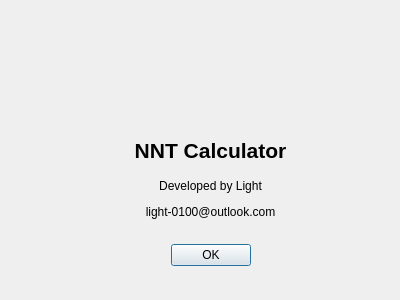
The window that aboutdialog.ui (0100Light/nntCalc) describes before a commit, drawn with Qt 5.
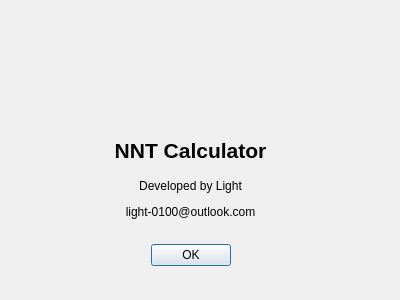
The same window after the commit.

Commit message: disable console output

What changed in the file:
```diff
--- a/aboutdialog.ui
+++ b/aboutdialog.ui
@@ -19,7 +19,7 @@
    </property>
    <property name="geometry">
     <rect>
-     <x>170</x>
+     <x>150</x>
      <y>30</y>
      <width>81</width>
      <height>81</height>
@@ -41,7 +41,7 @@
   <widget class="QWidget" name="layoutWidget">
    <property name="geometry">
     <rect>
-     <x>130</x>
+     <x>110</x>
      <y>130</y>
      <width>161</width>
      <height>136</height>
```
The commit also changes 1 other file.
